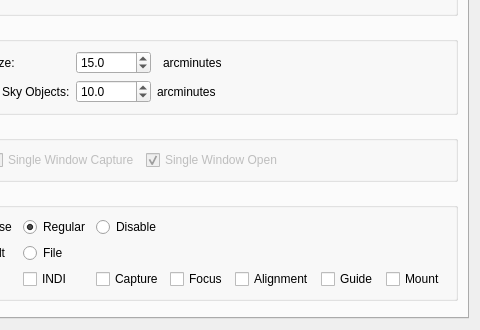
This is kstars/options/opsadvanced.ui in KDE/kstars as Qt 5 draws it before an edit; both pictures show x 152 to 632 and y 143 to 473 of the 632 by 473 pixel window. The edited form follows.
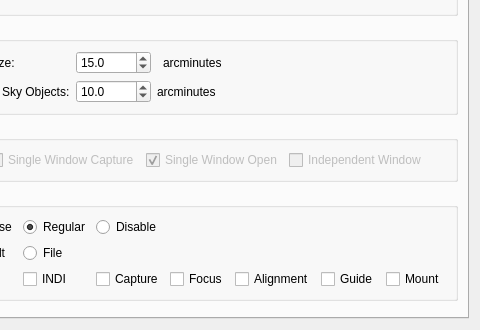
This is the edited form. Custom widgets are drawn as their Qt base class.

Commit message: Add option to make Ekos and FITSViewer windows as separate Windows from KStars

```diff
--- a/kstars/options/opsadvanced.ui
+++ b/kstars/options/opsadvanced.ui
@@ -222,6 +222,16 @@
             </property>
            </widget>
           </item>
+          <item>
+           <widget class="QCheckBox" name="kcfg_independentWindowFITS">
+            <property name="toolTip">
+             <string>Make FITS Viewer window independent from KStars</string>
+            </property>
+            <property name="text">
+             <string>Independent Window</string>
+            </property>
+           </widget>
+          </item>
           <item>
            <spacer name="horizontalSpacer">
             <property name="orientation">
```
Left out of the diff: 4 changed lines with no effect on the pictures. The commit also changes 9 other files.
